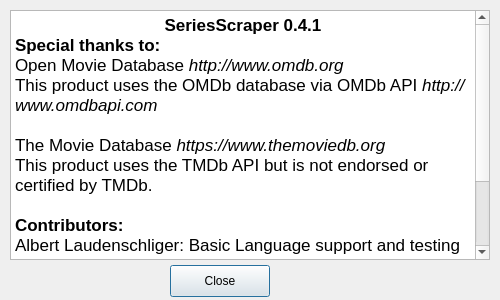
martinLutz1/SeriesScraper, file SeriesScraper/aboutdialog.ui: the form before one commit.
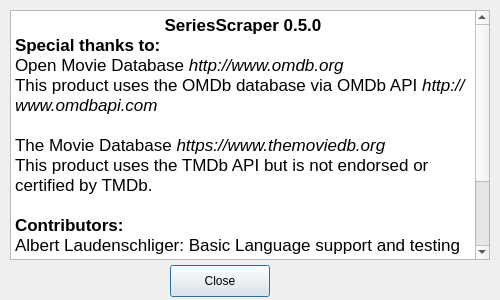
The form after the commit. Icons and pictures are not drawn.

```diff
--- a/SeriesScraper/aboutdialog.ui
+++ b/SeriesScraper/aboutdialog.ui
@@ -71,7 +71,7 @@
 &lt;html&gt;&lt;head&gt;&lt;meta name=&quot;qrichtext&quot; content=&quot;1&quot; /&gt;&lt;style type=&quot;text/css&quot;&gt;
 p, li { white-space: pre-wrap; }
 &lt;/style&gt;&lt;/head&gt;&lt;body style=&quot; font-family:'Segoe UI'; font-size:10pt; font-weight:400; font-style:normal;&quot;&gt;
-&lt;p align=&quot;center&quot; style=&quot; margin-top:0px; margin-bottom:0px; margin-left:0px; margin-right:0px; -qt-block-indent:0; text-indent:0px;&quot;&gt;&lt;span style=&quot; font-family:'.SF NS Text'; font-size:13pt; font-weight:600;&quot;&gt;SeriesScraper 0.4.1&lt;/span&gt;&lt;/p&gt;
+&lt;p align=&quot;center&quot; style=&quot; margin-top:0px; margin-bottom:0px; margin-left:0px; margin-right:0px; -qt-block-indent:0; text-indent:0px;&quot;&gt;&lt;span style=&quot; font-family:'.SF NS Text'; font-size:13pt; font-weight:600;&quot;&gt;SeriesScraper 0.5.0&lt;/span&gt;&lt;/p&gt;
 &lt;p style=&quot; margin-top:0px; margin-bottom:0px; margin-left:0px; margin-right:0px; -qt-block-indent:0; text-indent:0px;&quot;&gt;&lt;span style=&quot; font-family:'.SF NS Text'; font-size:13pt; font-weight:600;&quot;&gt;Special thanks to:&lt;/span&gt;&lt;/p&gt;
 &lt;p style=&quot; margin-top:0px; margin-bottom:0px; margin-left:0px; margin-right:0px; -qt-block-indent:0; text-indent:0px;&quot;&gt;&lt;span style=&quot; font-family:'Helvetica'; font-size:13pt;&quot;&gt;Open Movie Database &lt;/span&gt;&lt;span style=&quot; font-family:'Helvetica'; font-size:13pt; font-style:italic;&quot;&gt;http://www.omdb.org&lt;/span&gt;&lt;/p&gt;
 &lt;p style=&quot; margin-top:0px; margin-bottom:0px; margin-left:0px; margin-right:0px; -qt-block-indent:0; text-indent:0px;&quot;&gt;&lt;span style=&quot; font-family:'Helvetica'; font-size:13pt;&quot;&gt;This product uses the OMDb database via OMDb API &lt;/span&gt;&lt;span style=&quot; font-family:'Helvetica'; font-size:13pt; font-style:italic;&quot;&gt;http://www.omdbapi.com&lt;/span&gt;&lt;/p&gt;
@@ -85,7 +85,7 @@
 &lt;p align=&quot;center&quot; style=&quot;-qt-paragraph-type:empty; margin-top:0px; margin-bottom:0px; margin-left:0px; margin-right:0px; -qt-block-indent:0; text-indent:0px; font-family:'.SF NS Text'; font-size:13pt;&quot;&gt;&lt;br /&gt;&lt;/p&gt;
 &lt;p align=&quot;center&quot; style=&quot;-qt-paragraph-type:empty; margin-top:0px; margin-bottom:0px; margin-left:0px; margin-right:0px; -qt-block-indent:0; text-indent:0px; font-family:'.SF NS Text'; font-size:13pt;&quot;&gt;&lt;br /&gt;&lt;/p&gt;
 &lt;p align=&quot;center&quot; style=&quot; margin-top:0px; margin-bottom:0px; margin-left:0px; margin-right:0px; -qt-block-indent:0; text-indent:0px;&quot;&gt;&lt;span style=&quot; font-family:'.SF NS Text'; font-size:13pt;&quot;&gt;This program is provided AS IS with NO WARRANTY OF ANY KIND.&lt;/span&gt;&lt;/p&gt;
-&lt;p align=&quot;center&quot; style=&quot; margin-top:0px; margin-bottom:0px; margin-left:0px; margin-right:0px; -qt-block-indent:0; text-indent:0px;&quot;&gt;&lt;span style=&quot; font-family:'.SF NS Text'; font-size:13pt;&quot;&gt;Martin Lutz, 2016&lt;/span&gt;&lt;/p&gt;&lt;/body&gt;&lt;/html&gt;</string>
+&lt;p align=&quot;center&quot; style=&quot; margin-top:0px; margin-bottom:0px; margin-left:0px; margin-right:0px; -qt-block-indent:0; text-indent:0px;&quot;&gt;&lt;span style=&quot; font-family:'.SF NS Text'; font-size:13pt;&quot;&gt;Martin Lutz, 2017&lt;/span&gt;&lt;/p&gt;&lt;/body&gt;&lt;/html&gt;</string>
    </property>
   </widget>
  </widget>
```
